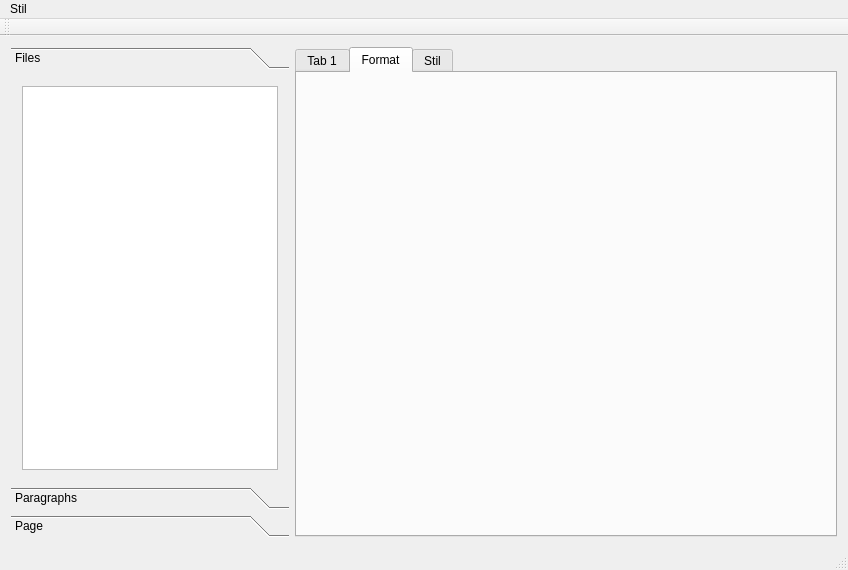
Old version of the form mainwindow.ui in the repository awegsche/Ebooks.
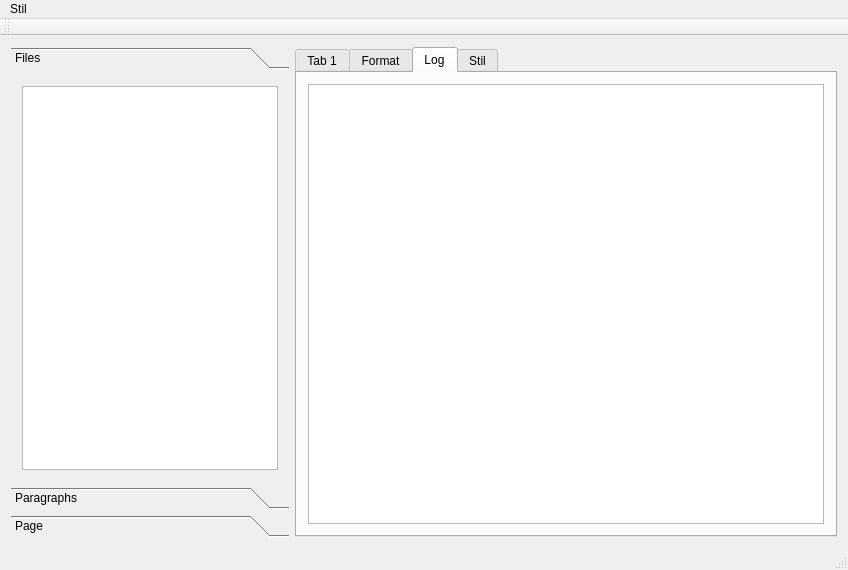
New version of the form.

```diff
--- a/mainwindow.ui
+++ b/mainwindow.ui
@@ -98,7 +98,7 @@
        </sizepolicy>
       </property>
       <property name="currentIndex">
-       <number>1</number>
+       <number>2</number>
       </property>
       <widget class="QWidget" name="tab">
        <attribute name="title">
@@ -115,6 +115,16 @@
         <string>Format</string>
        </attribute>
       </widget>
+      <widget class="QWidget" name="tab_3">
+       <attribute name="title">
+        <string>Log</string>
+       </attribute>
+       <layout class="QHBoxLayout" name="horizontalLayout_4">
+        <item>
+         <widget class="QTextBrowser" name="textLog"/>
+        </item>
+       </layout>
+      </widget>
       <widget class="QWidget" name="tabStil">
        <attribute name="title">
         <string>Stil</string>
```
Left out of the diff: 14 changed lines with no effect on the pictures.
